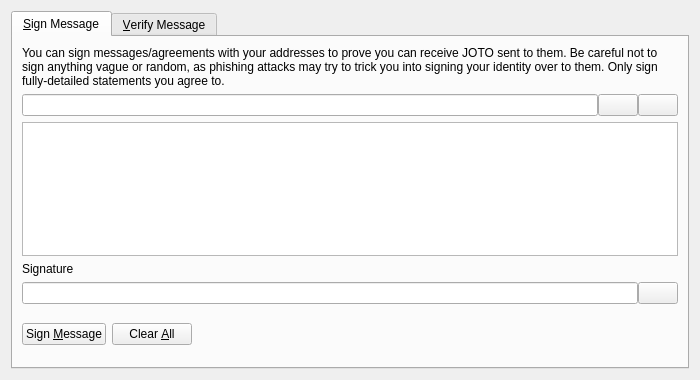
First picture: the form in src/qt/forms/signverifymessagedialog.ui, repository minblock/joto, before the edit.
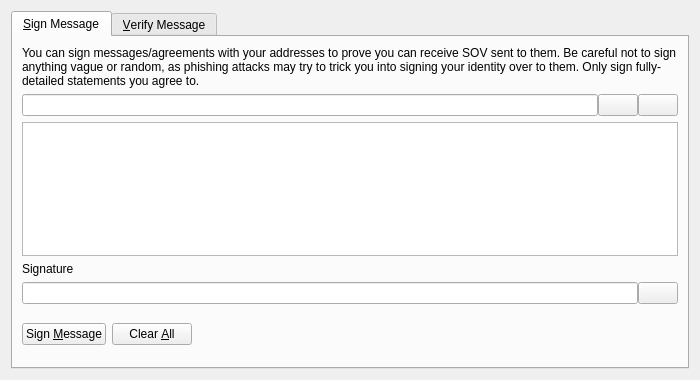
Second picture: the form after the edit. Custom widgets are drawn as their Qt base class.

What changed in the file:
```diff
--- a/src/qt/forms/signverifymessagedialog.ui
+++ b/src/qt/forms/signverifymessagedialog.ui
@@ -30,7 +30,7 @@
        <item>
         <widget class="QLabel" name="infoLabel_SM">
          <property name="text">
-          <string>You can sign messages/agreements with your addresses to prove you can receive JOTO sent to them. Be careful not to sign anything vague or random, as phishing attacks may try to trick you into signing your identity over to them. Only sign fully-detailed statements you agree to.</string>
+          <string>You can sign messages/agreements with your addresses to prove you can receive SOV sent to them. Be careful not to sign anything vague or random, as phishing attacks may try to trick you into signing your identity over to them. Only sign fully-detailed statements you agree to.</string>
          </property>
          <property name="textFormat">
           <enum>Qt::PlainText</enum>
```
Left out of the diff: 10 changed lines with no effect on the pictures.
